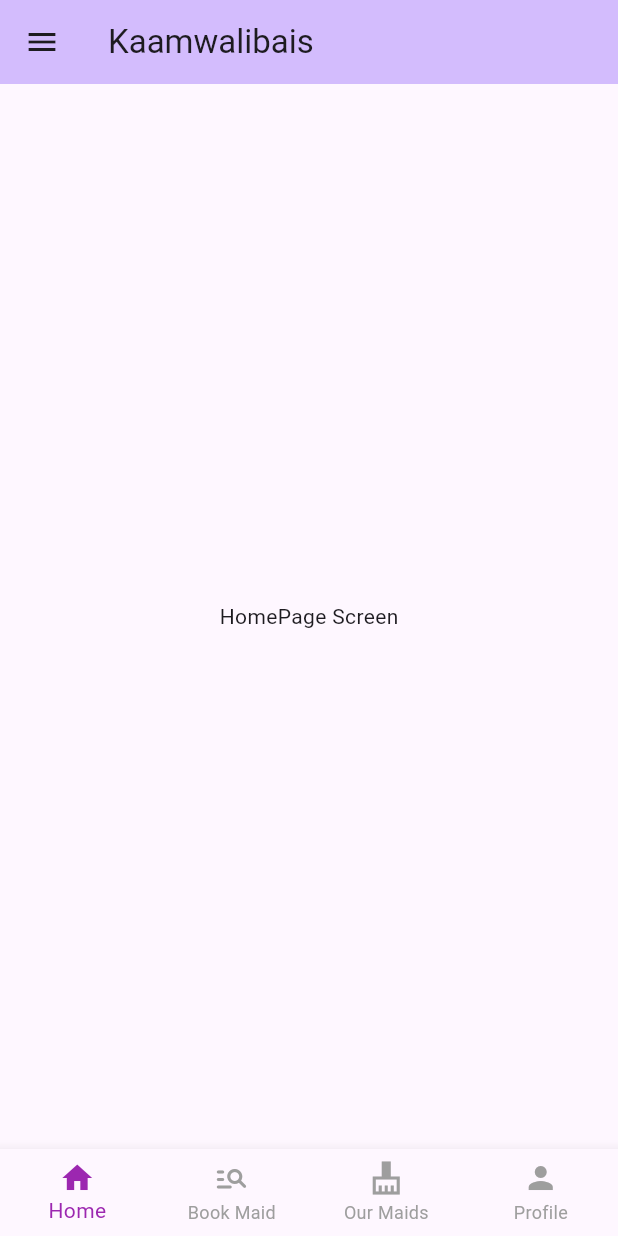
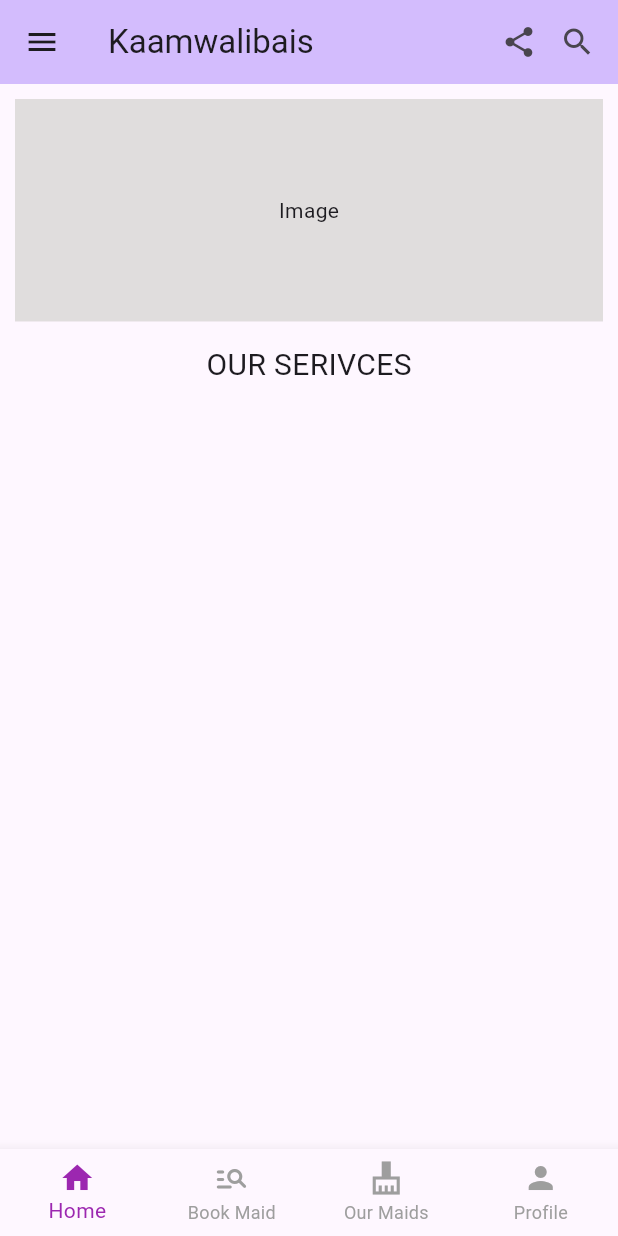
Before and after one commit to kaamwalibaistech/kaamwalibais, a Flutter app: the screen it shows after launch, on a phone screen of 412 x 824 dp. Run offline on Flutter 3.47's test engine with Material 3 defaults, Android fonts, the light colour scheme and no system bars.

Commit message:
Working on Homepage

```diff
--- a/lib/home_page folder/home_page_screen.dart
+++ b/lib/home_page folder/home_page_screen.dart
@@ -29,11 +29,45 @@ class _MyHomePageState extends State<MyHomePage> {
         backgroundColor: Theme.of(context).colorScheme.inversePrimary,
 
         title: Text(widget.title),
+        actions: [
+          Icon(Icons.share),
+          Padding(
+            padding: const EdgeInsets.symmetric(horizontal: 15.0),
+            child: Icon(Icons.search),
+          ),
+        ],
       ),
       body: Center(
-        child: Column(
-          mainAxisAlignment: MainAxisAlignment.center,
-          children: <Widget>[const Text('HomePage Screen')],
+        child: Padding(
+          padding: const EdgeInsets.all(10.0),
+          child: Column(
+            children: <Widget>[
+              Container(
+                height: MediaQuery.of(context).size.height * 0.18,
+
+                decoration: BoxDecoration(
+                  color: const Color.fromARGB(255, 224, 221, 221),
+                ),
+                child: Center(child: Text("Image")),
+              ),
+              Padding(
+                padding: const EdgeInsets.symmetric(vertical: 15.0),
+                child: Text("OUR SERIVCES", style: TextStyle(fontSize: 20)),
+              ),
+              // GridView.builder(
+              //   shrinkWrap: true,
+              //   gridDelegate: SliverGridDelegateWithFixedCrossAxisCount(
+              //     crossAxisCount: 2,
+              //   ),
+              //   itemBuilder:
+              //       (BuildContext, context) => Container(
+              //         height: 10,
+              //         width: 10,
+              //         decoration: BoxDecoration(color: Colors.black),
+              //       ),
+              // ),
+            ],
+          ),
         ),
       ),
     );
--- a/lib/ourmiad_folder/our_maids_screen.dart
+++ b/lib/ourmiad_folder/our_maids_screen.dart
@@ -5,6 +5,6 @@ class OurMaidsScreen extends StatelessWidget {
 
   @override
   Widget build(BuildContext context) {
-    return const Scaffold();
+    return const Scaffold(body: Center(child: Text("Our Maids Screen")));
   }
 }
```
